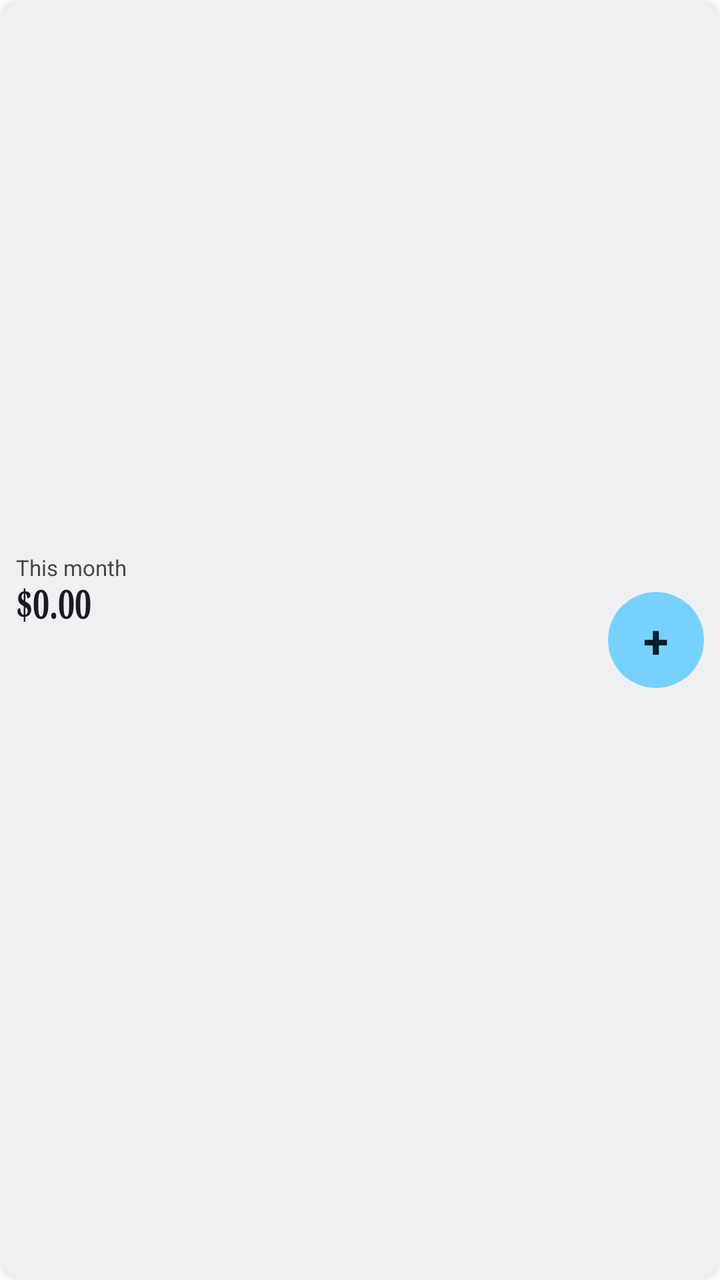
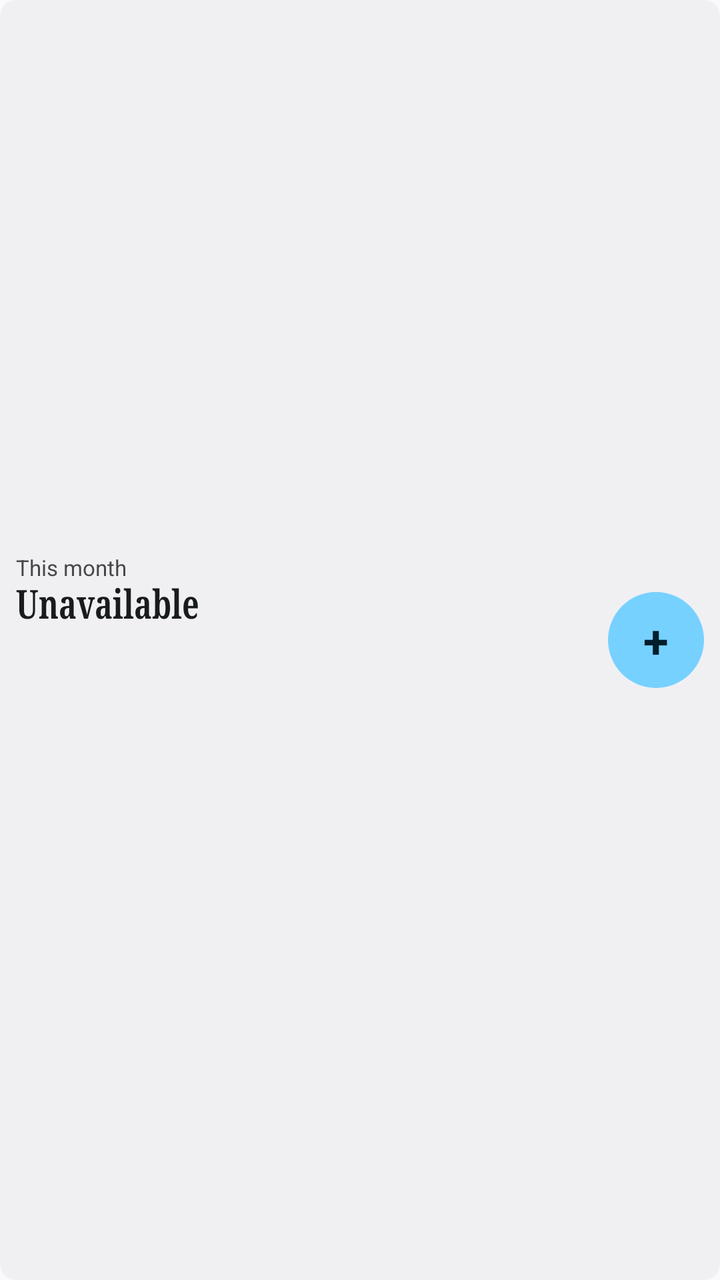

Before-and-after screenshots of an Android layout around one commit, followed by the original layout XML and the change that was made.
<!-- AndroidManifest.xml: application theme AppTheme -->
<!-- res/layout/widget_penny_compact.xml -->
<?xml version="1.0" encoding="utf-8"?>
<LinearLayout xmlns:android="http://schemas.android.com/apk/res/android"
    android:id="@+id/widget_root"
    android:layout_width="match_parent"
    android:layout_height="match_parent"
    android:background="@drawable/widget_penny_compact_background"
    android:gravity="center_vertical"
    android:orientation="horizontal"
    android:paddingLeft="8dp"
    android:paddingRight="8dp">

    <LinearLayout
        android:layout_width="0dp"
        android:layout_height="match_parent"
        android:layout_weight="1"
        android:orientation="vertical">

        <TextView
            android:id="@+id/widget_spent_label"
            android:layout_width="match_parent"
            android:layout_height="0dp"
            android:layout_weight="1"
            android:autoSizeMaxTextSize="11sp"
            android:autoSizeMinTextSize="8sp"
            android:autoSizeStepGranularity="1sp"
            android:autoSizeTextType="uniform"
            android:ellipsize="end"
            android:gravity="bottom"
            android:includeFontPadding="false"
            android:maxLines="1"
            android:text="@string/widget_spent_this_month"
            android:textColor="@color/widget_on_surface_inverse_muted" />

        <TextView
            android:id="@+id/widget_amount"
            android:layout_width="match_parent"
            android:layout_height="0dp"
            android:layout_weight="1.2"
            android:autoSizeMaxTextSize="20sp"
            android:autoSizeMinTextSize="7sp"
            android:autoSizeStepGranularity="1sp"
            android:autoSizeTextType="uniform"
            android:ellipsize="end"
            android:fontFamily="serif"
            android:gravity="top"
            android:includeFontPadding="false"
            android:maxLines="1"
            android:text="@string/widget_amount_fallback"
            android:textColor="@color/widget_on_surface_inverse"
            android:textScaleX="0.75"
            android:textStyle="bold" />
    </LinearLayout>

    <TextView
        android:id="@+id/widget_add_button"
        android:layout_width="48dp"
        android:layout_height="48dp"
        android:layout_marginLeft="4dp"
        android:background="@drawable/widget_penny_quick_add_background"
        android:contentDescription="@string/widget_quick_add_description"
        android:autoSizeMaxTextSize="23sp"
        android:autoSizeMinTextSize="14sp"
        android:autoSizeStepGranularity="1sp"
        android:autoSizeTextType="uniform"
        android:gravity="center"
        android:text="@string/widget_quick_add"
        android:textColor="@color/widget_on_quick_add"
        android:textStyle="bold" />
</LinearLayout>
<!-- resources referenced by this layout -->
<resources>
  <color name="widget_on_quick_add">#002117</color>
  <color name="widget_on_surface_inverse">#1A1C1A</color>
  <color name="widget_on_surface_inverse_muted">#454945</color>
  <!-- drawable widget_penny_compact_background (drawable) -->
  <?xml version="1.0" encoding="utf-8"?>
  <shape xmlns:android="http://schemas.android.com/apk/res/android" android:shape="rectangle">
      <solid android:color="@color/widget_surface_inverse" />
      <corners android:radius="8dp" />
  </shape>
  <!-- drawable widget_penny_quick_add_background (drawable) -->
  <?xml version="1.0" encoding="utf-8"?>
  <shape xmlns:android="http://schemas.android.com/apk/res/android" android:shape="rectangle">
      <solid android:color="@color/widget_quick_add" />
      <corners android:radius="24dp" />
  </shape>
  <string name="widget_amount_fallback">$0.00</string>
  <string name="widget_quick_add">+</string>
  <string name="widget_quick_add_description">Add a transaction</string>
  <string name="widget_spent_this_month">This month</string>
  <style name="AppTheme" parent="android:style/Theme.Material.Light.NoActionBar">
          <item name="android:statusBarColor">@android:color/transparent</item>
          <item name="android:navigationBarColor">@android:color/transparent</item>
          <item name="android:windowLightStatusBar">true</item>
      </style>
  <color name="widget_surface_inverse">#F6F7F4</color>
  <color name="widget_quick_add">#B6F2D2</color>
</resources>

<!-- the commit's change to res/layout/widget_penny_compact.xml (unified diff, before → after) -->
@@ -45,7 +45,7 @@
             android:gravity="top"
             android:includeFontPadding="false"
             android:maxLines="1"
-            android:text="@string/widget_amount_fallback"
+            android:text="@string/widget_unavailable"
             android:textColor="@color/widget_on_surface_inverse"
             android:textScaleX="0.75"
             android:textStyle="bold" />
<!-- resource entries referenced after the edit -->
@@ -15,10 +15,10 @@
       <solid android:color="@color/widget_quick_add" />
       <corners android:radius="24dp" />
   </shape>
-  <string name="widget_amount_fallback">$0.00</string>
   <string name="widget_quick_add">+</string>
   <string name="widget_quick_add_description">Add a transaction</string>
   <string name="widget_spent_this_month">This month</string>
+  <string name="widget_unavailable">Unavailable</string>
   <style name="AppTheme" parent="android:style/Theme.Material.Light.NoActionBar">
           <item name="android:statusBarColor">@android:color/transparent</item>
           <item name="android:navigationBarColor">@android:color/transparent</item>
